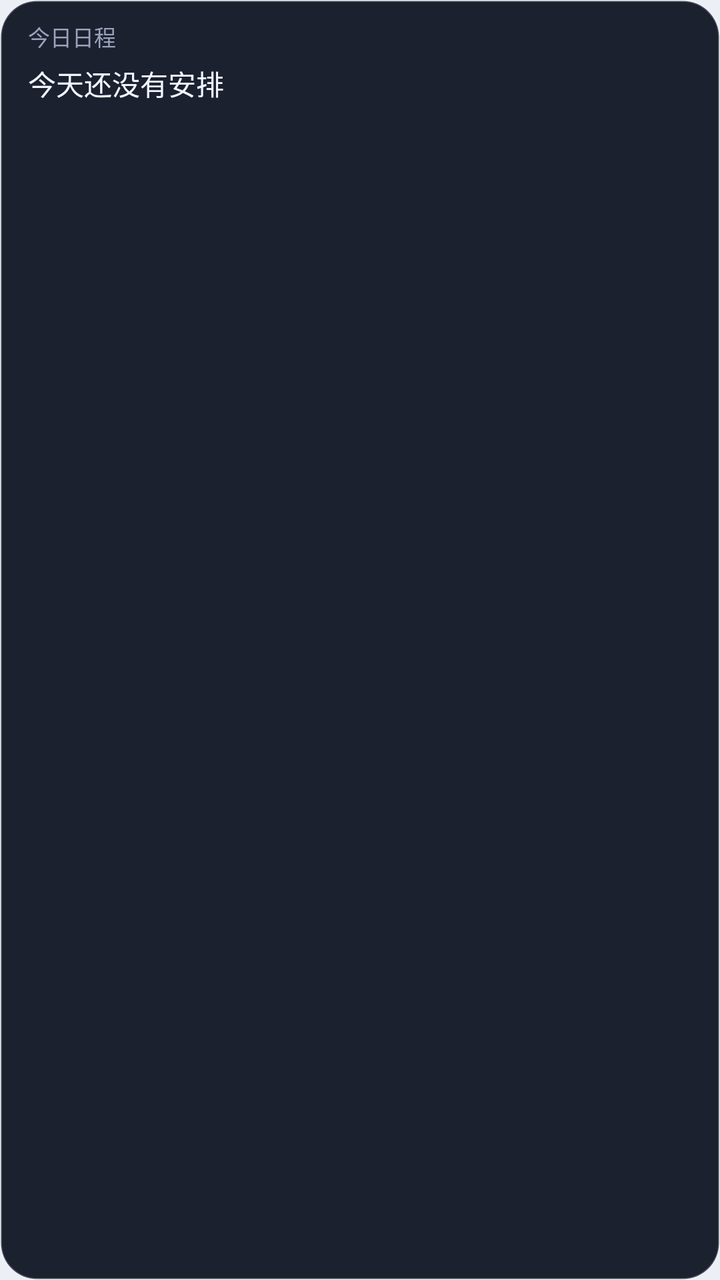
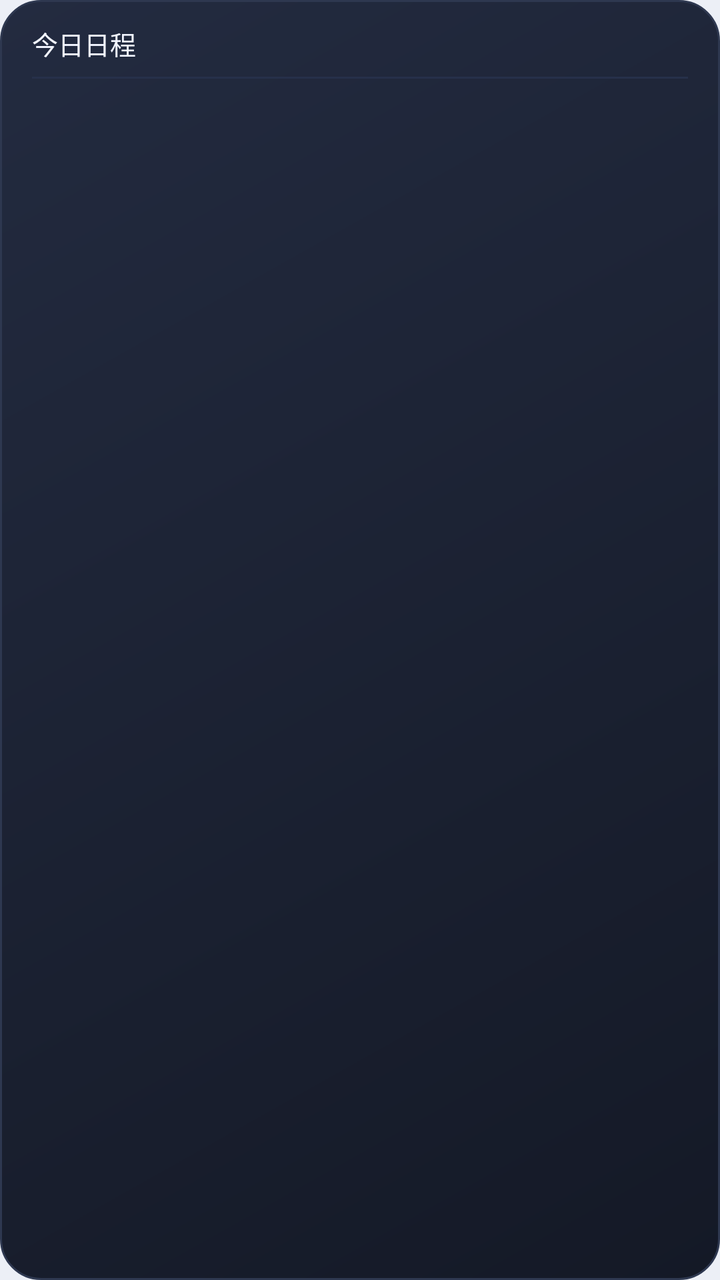

Screens rendered from an Android XML layout before and after an edit, with the pre-edit source and the edit as a unified diff.
<!-- AndroidManifest.xml: application theme Theme.DayLeaf -->
<!-- res/layout/widget_today.xml -->
<?xml version="1.0" encoding="utf-8"?>
<LinearLayout xmlns:android="http://schemas.android.com/apk/res/android"
    android:id="@+id/widget_today_root"
    android:layout_width="match_parent"
    android:layout_height="match_parent"
    android:background="@drawable/widget_next_bg"
    android:gravity="top"
    android:orientation="vertical"
    android:paddingLeft="14dp"
    android:paddingTop="10dp"
    android:paddingRight="14dp"
    android:paddingBottom="10dp">

    <TextView
        android:id="@+id/widget_today_label"
        android:layout_width="match_parent"
        android:layout_height="wrap_content"
        android:maxLines="1"
        android:ellipsize="end"
        android:fontFamily="sans-serif-medium"
        android:text="@string/widget_today_label"
        android:textColor="#99A3BA"
        android:textSize="11sp" />

    <TextView
        android:id="@+id/widget_today_line"
        android:layout_width="match_parent"
        android:layout_height="wrap_content"
        android:layout_marginTop="5dp"
        android:ellipsize="end"
        android:fontFamily="sans-serif-medium"
        android:lineSpacingExtra="5dp"
        android:maxLines="4"
        android:text="@string/widget_today_empty"
        android:textColor="#F2F5FF"
        android:textSize="14sp" />
</LinearLayout>
<!-- resources referenced by this layout -->
<resources>
  <!-- drawable widget_next_bg (drawable) -->
  <?xml version="1.0" encoding="utf-8"?>
  <shape xmlns:android="http://schemas.android.com/apk/res/android"
      android:shape="rectangle">
      <solid android:color="#1C2130" />
      <corners android:radius="18dp" />
      <stroke
          android:width="1dp"
          android:color="#33FFFFFF" />
  </shape>
  <string name="widget_today_empty">今天还没有安排</string>
  <string name="widget_today_label">今日日程</string>
  <style name="Theme.DayLeaf" parent="android:Theme.Material.Light.NoActionBar">
          <item name="android:windowBackground">@color/dayleaf_bg</item>
          <item name="android:statusBarColor">@color/dayleaf_bg</item>
          <item name="android:navigationBarColor">@color/dayleaf_bg</item>
          <item name="android:windowLightStatusBar">true</item>
          <item name="android:windowLightNavigationBar">true</item>
  
          
          <item name="android:windowSplashScreenBackground">@color/dayleaf_bg</item>
          <item name="android:windowSplashScreenIconBackgroundColor">@color/dayleaf_bg</item>
          <item name="android:windowSplashScreenAnimatedIcon">@drawable/ic_launcher</item>
      </style>
  <color name="dayleaf_bg">#ECEFF6</color>
  <!-- drawable ic_launcher: jpg bitmap (drawable-nodpi, 219133 bytes) -->
</resources>

<!-- the commit's change to res/layout/widget_today.xml (unified diff, before → after) -->
@@ -3,35 +3,102 @@
     android:id="@+id/widget_today_root"
     android:layout_width="match_parent"
     android:layout_height="match_parent"
-    android:background="@drawable/widget_next_bg"
-    android:gravity="top"
+    android:background="@drawable/widget_card_bg"
     android:orientation="vertical"
-    android:paddingLeft="14dp"
-    android:paddingTop="10dp"
-    android:paddingRight="14dp"
-    android:paddingBottom="10dp">
+    android:paddingLeft="16dp"
+    android:paddingTop="12dp"
+    android:paddingRight="16dp"
+    android:paddingBottom="12dp">
 
-    <TextView
-        android:id="@+id/widget_today_label"
+    <LinearLayout
         android:layout_width="match_parent"
         android:layout_height="wrap_content"
-        android:maxLines="1"
-        android:ellipsize="end"
-        android:fontFamily="sans-serif-medium"
-        android:text="@string/widget_today_label"
-        android:textColor="#99A3BA"
-        android:textSize="11sp" />
+        android:gravity="center_vertical"
+        android:orientation="horizontal">
 
-    <TextView
-        android:id="@+id/widget_today_line"
+        <TextView
+            android:id="@+id/widget_today_label"
+            android:layout_width="wrap_content"
+            android:layout_height="wrap_content"
+            android:fontFamily="sans-serif-medium"
+            android:text="@string/widget_today_label"
+            android:textColor="#F2F5FF"
+            android:textSize="13sp" />
+
+        <TextView
+            android:id="@+id/widget_today_head"
+            android:layout_width="0dp"
+            android:layout_height="wrap_content"
+            android:layout_weight="1"
+            android:gravity="right"
+            android:maxLines="1"
+            android:ellipsize="end"
+            android:textColor="#8E99B3"
+            android:textSize="10sp" />
+    </LinearLayout>
+
+    <View
         android:layout_width="match_parent"
-        android:layout_height="wrap_content"
-        android:layout_marginTop="5dp"
-        android:ellipsize="end"
-        android:fontFamily="sans-serif-medium"
-        android:lineSpacingExtra="5dp"
-        android:maxLines="4"
-        android:text="@string/widget_today_empty"
-        android:textColor="#F2F5FF"
-        android:textSize="14sp" />
+        android:layout_height="1dp"
+        android:layout_marginTop="7dp"
+        android:layout_marginBottom="5dp"
+        android:background="#26304A" />
+
+    <LinearLayout
+        android:id="@+id/widget_today_row1"
+        android:layout_width="match_parent"
+        android:layout_height="0dp"
+        android:layout_weight="1"
+        android:gravity="center_vertical"
+        android:orientation="horizontal">
+        <TextView
+            android:id="@+id/widget_today_t1"
+            android:layout_width="52dp"
+            android:layout_height="wrap_content"
+            android:fontFamily="sans-serif-medium"
+            android:textColor="#7C9CFF"
+            android:textSize="11sp" />
+        <TextView
+            android:id="@+id/widget_today_n1"
+            android:layout_width="0dp"
+            android:layout_height="wrap_content"
+            android:layout_weight="1"
+            android:ellipsize="end"
+            android:maxLines="1"
+            android:textColor="#E8EDF7"
+            android:textSize="12sp" />
+    </LinearLayout>
+
+    <LinearLayout
+        android:id="@+id/widget_today_row2"
+        android:layout_width="match_parent"
+        android:layout_height="0dp"
+        android:layout_weight="1"
+        android:gravity="center_vertical"
+        android:orientation="horizontal">
+        <TextView android:id="@+id/widget_today_t2" android:layout_width="52dp" android:layout_height="wrap_content" android:fontFamily="sans-serif-medium" android:textColor="#A88CFF" android:textSize="11sp" />
+        <TextView android:id="@+id/widget_today_n2" android:layout_width="0dp" android:layout_height="wrap_content" android:layout_weight="1" android:ellipsize="end" android:maxLines="1" android:textColor="#E8EDF7" android:textSize="12sp" />
+    </LinearLayout>
+
+    <LinearLayout
+        android:id="@+id/widget_today_row3"
+        android:layout_width="match_parent"
+        android:layout_height="0dp"
+        android:layout_weight="1"
+        android:gravity="center_vertical"
+        android:orientation="horizontal">
+        <TextView android:id="@+id/widget_today_t3" android:layout_width="52dp" android:layout_height="wrap_content" android:fontFamily="sans-serif-medium" android:textColor="#5BD6A0" android:textSize="11sp" />
+        <TextView android:id="@+id/widget_today_n3" android:layout_width="0dp" android:layout_height="wrap_content" android:layout_weight="1" android:ellipsize="end" android:maxLines="1" android:textColor="#E8EDF7" android:textSize="12sp" />
+    </LinearLayout>
+
+    <LinearLayout
+        android:id="@+id/widget_today_row4"
+        android:layout_width="match_parent"
+        android:layout_height="0dp"
+        android:layout_weight="1"
+        android:gravity="center_vertical"
+        android:orientation="horizontal">
+        <TextView android:id="@+id/widget_today_t4" android:layout_width="52dp" android:layout_height="wrap_content" android:fontFamily="sans-serif-medium" android:textColor="#F0B45A" android:textSize="11sp" />
+        <TextView android:id="@+id/widget_today_n4" android:layout_width="0dp" android:layout_height="wrap_content" android:layout_weight="1" android:ellipsize="end" android:maxLines="1" android:textColor="#E8EDF7" android:textSize="12sp" />
+    </LinearLayout>
 </LinearLayout>
<!-- resource entries referenced after the edit -->
@@ -1,16 +1,19 @@
 <!-- resources referenced by this layout -->
 <resources>
-  <!-- drawable widget_next_bg (drawable) -->
+  <!-- drawable widget_card_bg (drawable) -->
   <?xml version="1.0" encoding="utf-8"?>
   <shape xmlns:android="http://schemas.android.com/apk/res/android"
       android:shape="rectangle">
-      <solid android:color="#1C2130" />
-      <corners android:radius="18dp" />
+      <gradient
+          android:angle="315"
+          android:startColor="#232B40"
+          android:endColor="#141926"
+          android:type="linear" />
+      <corners android:radius="20dp" />
       <stroke
           android:width="1dp"
-          android:color="#33FFFFFF" />
+          android:color="#2E3850" />
   </shape>
-  <string name="widget_today_empty">今天还没有安排</string>
   <string name="widget_today_label">今日日程</string>
   <style name="Theme.DayLeaf" parent="android:Theme.Material.Light.NoActionBar">
           <item name="android:windowBackground">@color/dayleaf_bg</item>
